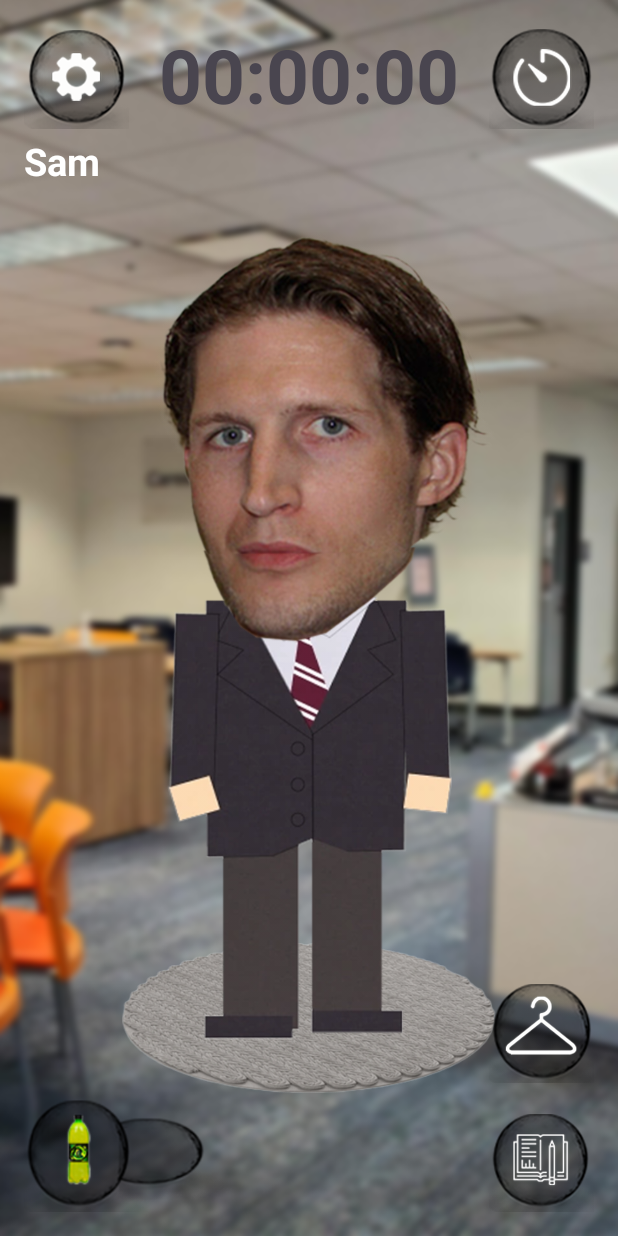
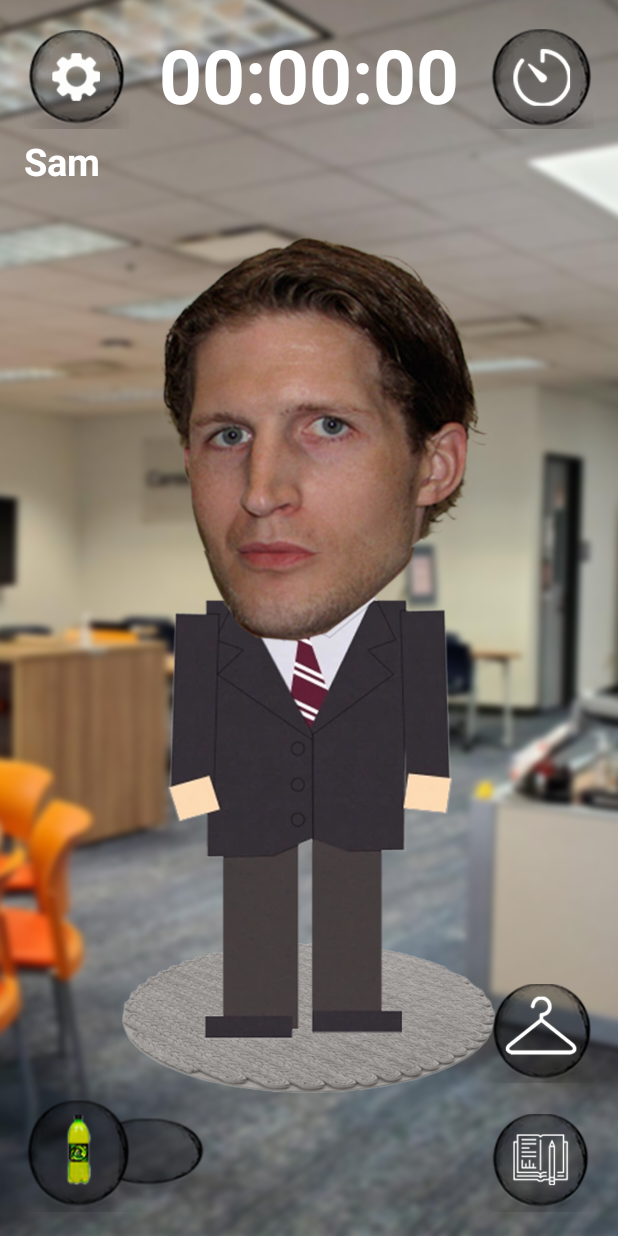
Before and after one commit to UTSA-CS-3443/SilvesBro, an Android app: the TimerActivity screen opened directly, with no data from a screen before it, after a tap on "Start", on a phone screen of 412 x 824 dp. Run offline under Robolectric (Android 15) with nearby library versions, the phone set to English and light mode, and no system bars.

Commit message:
changed comments

```diff
--- a/app/src/main/java/edu/utsa/cs3443/silvesbro/MainActivity.java
+++ b/app/src/main/java/edu/utsa/cs3443/silvesbro/MainActivity.java
@@ -67,7 +67,7 @@ public class MainActivity extends AppCompatActivity {
             soundManager.playMusic(this, R.raw.bg_music_1, true);
         }
 
-        //check if timer returned a duration
+        //check if TimerActivity returned a time
         if(getIntent().hasExtra("TIMER_DURATION_MILLIS")) {
             long durationMillis = getIntent().getLongExtra("TIMER_DURATION_MILLIS", 0);
             System.out.println("duration: " + durationMillis);
--- a/app/src/main/java/edu/utsa/cs3443/silvesbro/TimerActivity.java
+++ b/app/src/main/java/edu/utsa/cs3443/silvesbro/TimerActivity.java
@@ -20,7 +20,6 @@ public class TimerActivity extends AppCompatActivity {
     TextView timerSliderVal;
     Slider timerSlider;
     Button startTimerButton;
-    CountDownTimer timer;
     private int timeInMinutes;
     private long timeInMilliseconds;
 
@@ -46,14 +45,11 @@ public class TimerActivity extends AppCompatActivity {
         startTimerButton.setOnClickListener(new View.OnClickListener() {
             @Override
             public void onClick(View v) {
-                //TODO
-                //set timer and switch screen to main
+                // pass time in milliseconds to main to start timer
                 timeInMilliseconds = timeInMinutes * 60000;
-                //System.out.println(timeInMilliseconds);
                 Intent intent = new Intent(TimerActivity.this, MainActivity.class);
                 intent.putExtra("TIMER_DURATION_MILLIS", timeInMilliseconds);
                 startActivity(intent);
-                //startTime(timeInMilliseconds);
             }
         });
 
--- a/app/src/main/res/layout/activity_main.xml
+++ b/app/src/main/res/layout/activity_main.xml
@@ -126,6 +126,7 @@
         android:text="00:00:00"
         android:textSize="50sp"
         android:textStyle="bold"
+        android:textColor="@color/white"
         app:layout_constraintTop_toTopOf="@+id/bt_timer"
         app:layout_constraintStart_toStartOf="parent"
         app:layout_constraintEnd_toEndOf="parent"
```
